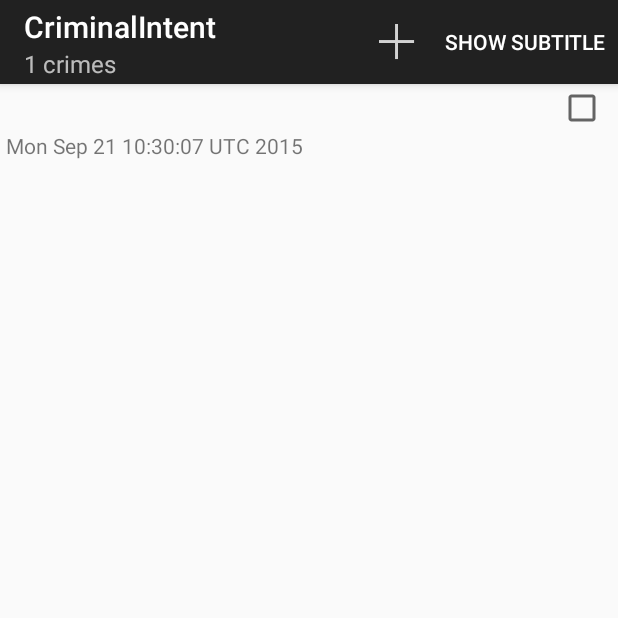
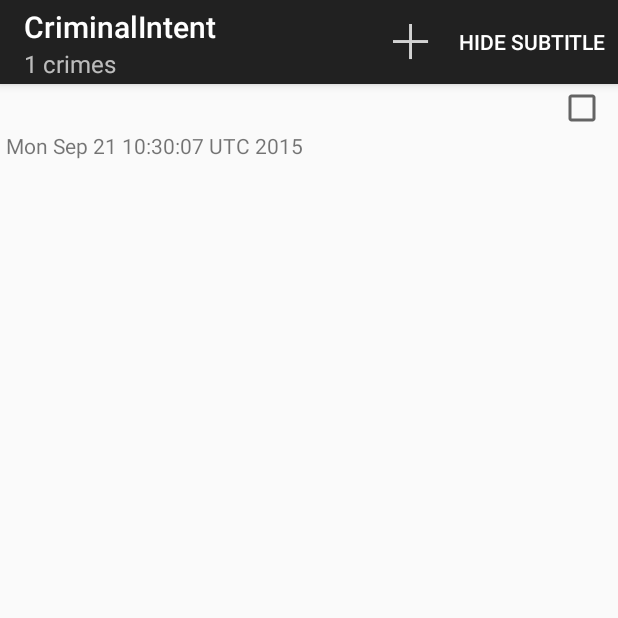
Before and after one commit to starkhorn/CriminalIntent, an Android app: the screen it shows after launch (CrimeListActivity), after a tap on "SHOW SUBTITLE", on a phone screen of 412 x 824 dp, the top half of it. Run offline under Robolectric (Android 15) with nearby library versions, the phone set to English and light mode, and no system bars; 1 other tap on this screen came first.

Commit message:
Toggle 'Show subtitle' button

```diff
--- a/app/src/main/java/com/starkhorn/criminalintent/CrimeListFragment.java
+++ b/app/src/main/java/com/starkhorn/criminalintent/CrimeListFragment.java
@@ -25,6 +25,7 @@ public class CrimeListFragment extends Fragment {
 
     private RecyclerView crimeRecyclerView;
     private CrimeAdapter adapter;
+    private boolean subtitleVisible;
 
     @Nullable
     @Override
@@ -57,6 +58,13 @@ public class CrimeListFragment extends Fragment {
     public void onCreateOptionsMenu(Menu menu, MenuInflater inflater) {
         super.onCreateOptionsMenu(menu, inflater);
         inflater.inflate(R.menu.fragment_crime_list, menu);
+
+        MenuItem subtitleItem = menu.findItem(R.id.menu_item_show_subtitle);
+        if (subtitleVisible) {
+            subtitleItem.setTitle(R.string.hide_subtitle);
+        } else {
+            subtitleItem.setTitle(R.string.show_subtitle);
+        }
     }
 
     @Override
@@ -72,6 +80,8 @@ public class CrimeListFragment extends Fragment {
                 return true;
 
             case R.id.menu_item_show_subtitle:
+                subtitleVisible = !subtitleVisible;
+                getActivity().invalidateOptionsMenu();
                 updateSubtitle();
 
                 return true;
@@ -98,6 +108,10 @@ public class CrimeListFragment extends Fragment {
         CrimeLab crimeLab = CrimeLab.get(getActivity());
         int crimeCount = crimeLab.getCrimes().size();
         String subtitle = getString(R.string.subtitle_format, crimeCount);
+
+        if (!subtitleVisible) {
+            subtitle = null;
+        }
 
         AppCompatActivity activity = (AppCompatActivity) getActivity();
         activity.getSupportActionBar().setSubtitle(subtitle);
```
